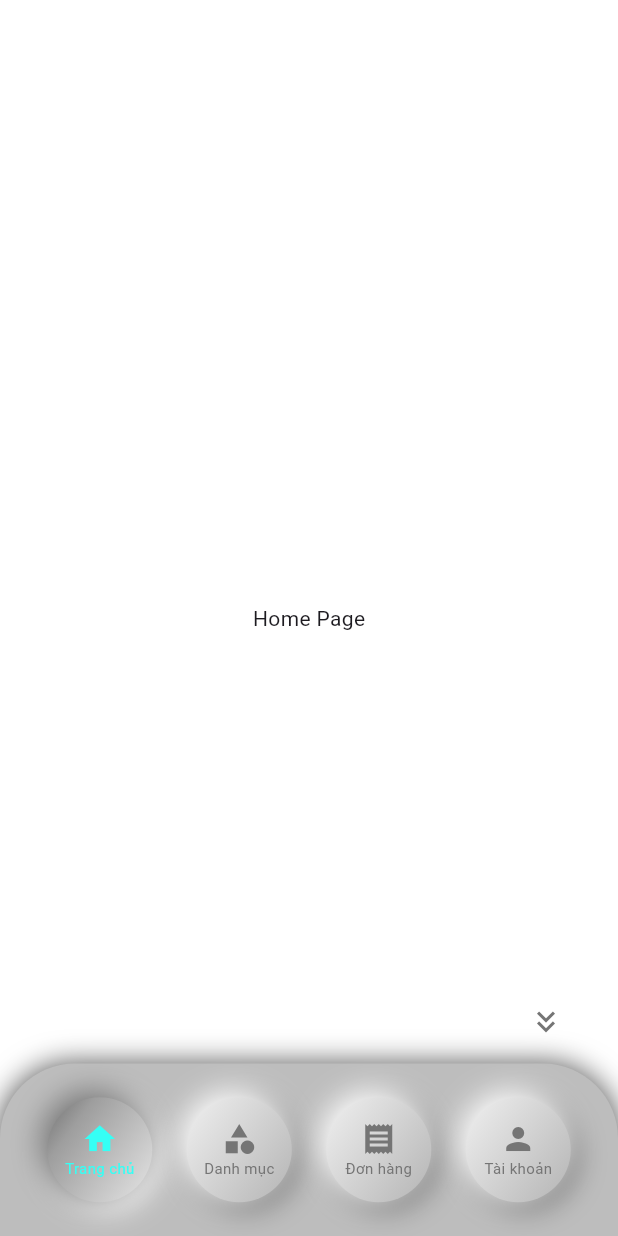
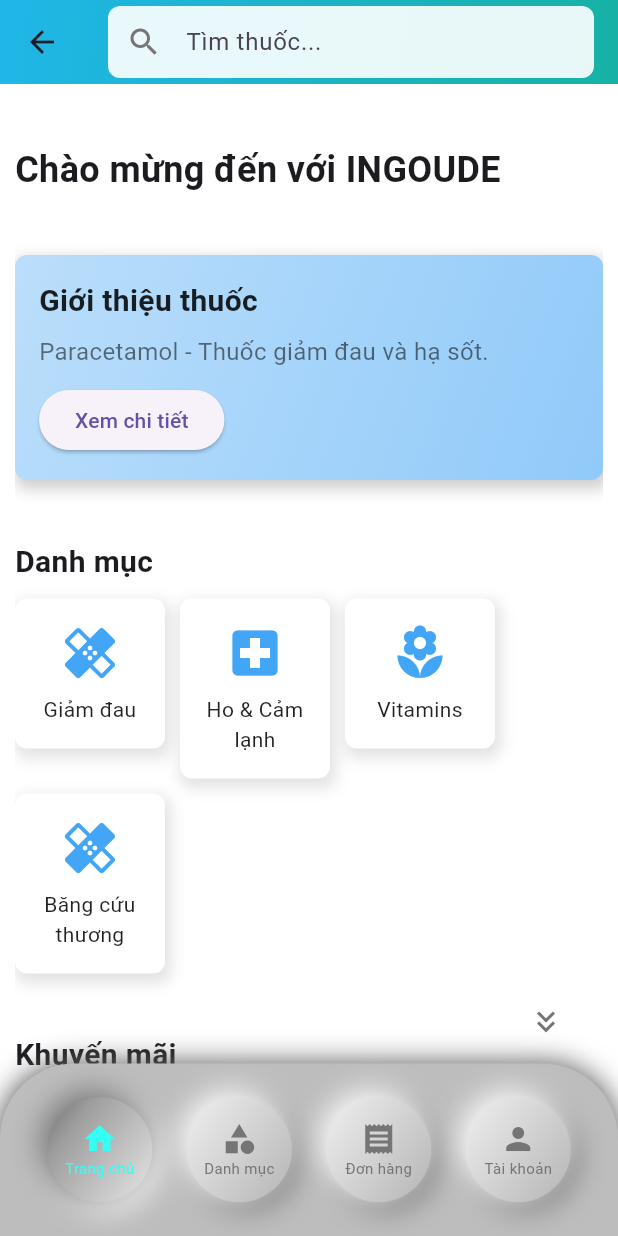
Before and after one commit to SetoRPG/pharmacy_app, a Flutter app: the BaseFrame screen opened directly, on a phone screen of 412 x 824 dp. Run offline on Flutter 3.47's test engine with Material 3 defaults, Android fonts, the phone set to English and light mode, and no system bars.

Commit message:
Update 2

```diff
--- a/lib/app.dart
+++ b/lib/app.dart
@@ -1,6 +1,5 @@
 import 'package:flutter/material.dart';
 import 'package:pharmacy_app/screens/auth/login_screen.dart';
-import 'package:pharmacy_app/screens/home/base_frame.dart';
 
 class MyApp extends StatelessWidget {
   const MyApp({super.key});
@@ -9,7 +8,7 @@
   Widget build(BuildContext context) {
     return const MaterialApp(
       debugShowCheckedModeBanner: false,
-      home: BaseFrame(),
+      home: LoginScreen(),
     );
   }
 }
--- a/lib/core/widgets/custom_bottom_navbar.dart
+++ b/lib/core/widgets/custom_bottom_navbar.dart
@@ -98,39 +98,10 @@
         // OPEN - CLOSE NAVBAR BUTTON
         Positioned(
           right: 20,
-          bottom: isNavBarOpen ? 115 : 30,
+          bottom: isNavBarOpen ? 115 : 5,
           child: Container(
             decoration: BoxDecoration(
               borderRadius: BorderRadius.circular(10),
-              boxShadow: isNavBarOpen
-                  ? []
-                  : [
-                      const BoxShadow(
-                        color: Color(0xFF757575),
-                        offset: Offset(4.0, 4.0),
-                        blurRadius: 15.0,
-                        spreadRadius: 1.0,
-                      ),
-                      const BoxShadow(
-                        color: Colors.white,
-                        offset: Offset(-4.0, -4.0),
-                        blurRadius: 15.0,
-                        spreadRadius: 1.0,
-                      ),
-                    ],
-              gradient: LinearGradient(
-                begin: Alignment.topLeft,
-                end: Alignment.bottomRight,
-                colors: isNavBarOpen
-                    ? [Colors.transparent]
-                    : [
-                        const Color(0xFFEEEEEE),
-                        const Color(0xFFE0E0E0),
-                        const Color(0xFFBDBDBD),
-                        const Color(0xFF9E9E9E),
-                      ],
-                stops: isNavBarOpen ? [0] : [0.1, 0.3, 0.7, 1],
-              ),
             ),
             child: FloatingActionButton(
               elevation: 0,
@@ -140,7 +111,9 @@
               backgroundColor: Colors.transparent,
               onPressed: _toggleNavBar,
               child: Icon(
-                isNavBarOpen ? Icons.keyboard_double_arrow_down : Icons.menu,
+                isNavBarOpen
+                    ? Icons.keyboard_double_arrow_down
+                    : Icons.keyboard_double_arrow_up,
                 color: Colors.grey[600],
               ),
             ),
--- a/lib/core/widgets/pressed_button.dart
+++ b/lib/core/widgets/pressed_button.dart
@@ -48,7 +48,8 @@
         child: Column(
           mainAxisAlignment: MainAxisAlignment.center,
           children: [
-            Icon(icon, size: 24, color: Color.fromARGB(255, 53, 255, 245)),
+            Icon(icon,
+                size: 24, color: const Color.fromARGB(255, 53, 255, 245)),
             Text(
               text,
               style: const TextStyle(
--- a/lib/screens/home/base_frame.dart
+++ b/lib/screens/home/base_frame.dart
@@ -1,9 +1,9 @@
 import 'package:flutter/material.dart';
 import 'package:pharmacy_app/core/widgets/custom_bottom_navbar.dart';
-import 'package:pharmacy_app/screens/home/account_page.dart';
-import 'package:pharmacy_app/screens/home/category_page.dart';
-import 'package:pharmacy_app/screens/home/home_page.dart';
-import 'package:pharmacy_app/screens/home/orders_page.dart';
+import 'package:pharmacy_app/screens/home/account_screen.dart';
+import 'package:pharmacy_app/screens/home/category_screen.dart';
+import 'package:pharmacy_app/screens/home/home_screen.dart';
+import 'package:pharmacy_app/screens/home/orders_sreeen.dart';
 
 class BaseFrame extends StatefulWidget {
   const BaseFrame({super.key});
@@ -16,10 +16,10 @@
   int _selectedIndex = 0;
 
   final List<Widget> _screens = [
-    HomePage(),
-    CategoryPage(),
-    OrdersPage(),
-    AccountPage(),
+    const HomeScreen(),
+    const CategoryScreen(),
+    const OrdersScreen(),
+    const AccountScreen(),
   ];
 
   void _onNavBarItemTapped(int index) {
--- a/lib/screens/home/category_page.dart
+++ b/lib/screens/home/category_screen.dart
@@ -1,11 +1,11 @@
 import 'package:flutter/material.dart';
 
-class CategoryPage extends StatelessWidget {
-  const CategoryPage({super.key});
+class CategoryScreen extends StatelessWidget {
+  const CategoryScreen({super.key});
 
   @override
   Widget build(BuildContext context) {
-    return Scaffold(
+    return const Scaffold(
       body: Center(
         child: Text('Category Page'),
       ),
--- a/lib/screens/home/home_page.dart
+++ /dev/null
@@ -1,15 +0,0 @@
-import 'package:flutter/material.dart';
-
-class HomePage extends StatelessWidget {
-  const HomePage({super.key});
-
-  @override
-  Widget build(BuildContext context) {
-    return Scaffold(
-      body: Center(
-        child: Text('Home Page'),
-      ),
-      backgroundColor: Colors.white,
-    );
-  }
-}
--- /dev/null
+++ b/lib/screens/home/home_screen.dart
@@ -0,0 +1,193 @@
+import 'package:flutter/material.dart';
+
+class HomeScreen extends StatelessWidget {
+  const HomeScreen({super.key});
+
+  @override
+  Widget build(BuildContext context) {
+    return Scaffold(
+      appBar: AppBar(
+        flexibleSpace: Container(
+          decoration: const BoxDecoration(
+            gradient: LinearGradient(
+              begin: Alignment.topLeft,
+              end: Alignment.bottomRight,
+              colors: [
+                Color(0xFF20B6E8),
+                Color(0xFF16B2A5),
+              ],
+            ),
+          ),
+        ),
+        title: Container(
+          padding: const EdgeInsets.symmetric(horizontal: 12.0),
+          decoration: BoxDecoration(
+            color: Colors.white.withOpacity(0.9),
+            borderRadius: BorderRadius.circular(8.0),
+          ),
+          child: TextField(
+            decoration: InputDecoration(
+              hintText: 'Tìm thuốc...',
+              border: InputBorder.none,
+              icon: Icon(Icons.search, color: Colors.grey[600]),
+            ),
+          ),
+        ),
+      ),
+      body: Padding(
+        padding: const EdgeInsets.only(left: 10.0, right: 10),
+        child: ListView(
+          children: [
+            const SizedBox(height: 40),
+            // Welcome message
+            const Text(
+              'Chào mừng đến với INGOUDE',
+              style: TextStyle(fontSize: 24, fontWeight: FontWeight.bold),
+            ),
+            const SizedBox(height: 40),
+
+            // Featured Medicine
+            Container(
+              padding: const EdgeInsets.all(16.0),
+              decoration: BoxDecoration(
+                gradient: LinearGradient(
+                  colors: [Colors.blue[100]!, Colors.blue[200]!],
+                  begin: Alignment.topLeft,
+                  end: Alignment.bottomRight,
+                ),
+                borderRadius: BorderRadius.circular(8.0),
+                boxShadow: [
+                  BoxShadow(
+                    color: Colors.grey.withOpacity(0.5),
+                    blurRadius: 8.0,
+                    spreadRadius: 2.0,
+                    offset: const Offset(2.0, 4.0),
+                  ),
+                ],
+              ),
+              child: Column(
+                crossAxisAlignment: CrossAxisAlignment.start,
+                children: [
+                  const Text(
+                    'Giới thiệu thuốc',
+                    style: TextStyle(
+                      fontSize: 20,
+                      fontWeight: FontWeight.bold,
+                      color: Colors.black87,
+                    ),
+                  ),
+                  const SizedBox(height: 8),
+                  const Text(
+                    'Paracetamol - Thuốc giảm đau và hạ sốt.',
+                    style: TextStyle(fontSize: 16, color: Colors.black54),
+                  ),
+                  const SizedBox(height: 10),
+                  ElevatedButton(
+                    onPressed: () {
+                      // Navigate to detailed view or add to cart
+                    },
+                    child: const Text('Xem chi tiết'),
+                  ),
+                ],
+              ),
+            ),
+            const SizedBox(height: 40),
+
+            // Categories Section
+            const Text(
+              'Danh mục',
+              style: TextStyle(fontSize: 20, fontWeight: FontWeight.bold),
+            ),
+            const SizedBox(height: 10),
+            Wrap(
+              spacing: 10,
+              runSpacing: 10,
+              children: [
+                _categoryCard('Giảm đau', Icons.healing),
+                _categoryCard('Ho & Cảm lạnh', Icons.local_hospital),
+                _categoryCard('Vitamins', Icons.local_florist),
+                _categoryCard('Băng cứu thương', Icons.healing),
+              ],
+            ),
+            const SizedBox(height: 40),
+
+            // Promotions Section
+            const Text(
+              'Khuyến mãi',
+              style: TextStyle(fontSize: 20, fontWeight: FontWeight.bold),
+            ),
+            const SizedBox(height: 10),
+            Container(
+              padding: const EdgeInsets.all(16.0),
+              decoration: BoxDecoration(
+                gradient: LinearGradient(
+                  colors: [Colors.green[100]!, Colors.green[200]!],
+                  begin: Alignment.topLeft,
+                  end: Alignment.bottomRight,
+                ),
+                borderRadius: BorderRadius.circular(8.0),
+                boxShadow: [
+                  BoxShadow(
+                    color: Colors.grey.withOpacity(0.5),
+                    blurRadius: 8.0,
+                    spreadRadius: 2.0,
+                    offset: const Offset(2.0, 4.0),
+                  ),
+                ],
+              ),
+              child: const Text(
+                'Giảm 20% giá toàn bộ mặt hàng Vitamin trong tuần!',
+                style: TextStyle(fontSize: 16, color: Colors.black54),
+              ),
+            ),
+            const SizedBox(height: 40),
+
+            // About Us Section
+            const Text(
+              'Về chúng tôi',
+              style: TextStyle(fontSize: 20, fontWeight: FontWeight.bold),
+            ),
+            const SizedBox(height: 10),
+            const Text(
+              'Cung cấp đa dạng các loại thuốc, thực phẩm bổ sung, và sản phẩm về sức khỏe với nhiều ưu đãi và giao tận nhà',
+              style: TextStyle(fontSize: 16, color: Colors.black54),
+            ),
+            const SizedBox(height: 40),
+          ],
+        ),
+      ),
+      backgroundColor: Colors.white,
+    );
+  }
+
+  Widget _categoryCard(String title, IconData icon) {
+    return Container(
+      width: 100,
+      padding: const EdgeInsets.all(16.0),
+      decoration: BoxDecoration(
+        color: Colors.white,
+        borderRadius: BorderRadius.circular(8.0),
+        boxShadow: [
+          BoxShadow(
+            color: Colors.grey.withOpacity(0.3),
+            blurRadius: 8.0,
+            spreadRadius: 2.0,
+            offset: const Offset(2.0, 4.0),
+          ),
+        ],
+      ),
+      child: Column(
+        mainAxisSize: MainAxisSize.min,
+        children: [
+          Icon(icon, color: Colors.blue[400], size: 40),
+          const SizedBox(height: 8),
+          Text(
+            title,
+            textAlign: TextAlign.center,
+            style: const TextStyle(fontSize: 14, color: Colors.black87),
+          ),
+        ],
+      ),
+    );
+  }
+}
```
Also changed, not shown: lib/core/widgets/custom_textfield_1.dart (+10 -6 lines), lib/screens/auth/login_screen.dart (+82 -15 lines), lib/screens/auth/register_screen.dart (added, +153 -0 lines), lib/screens/home/account_screen.dart (renamed from lib/screens/home/orders_page.dart, +4 -4 lines), lib/screens/home/orders_sreeen.dart (renamed from lib/screens/home/account_page.dart, +4 -4 lines), 1 other file.
